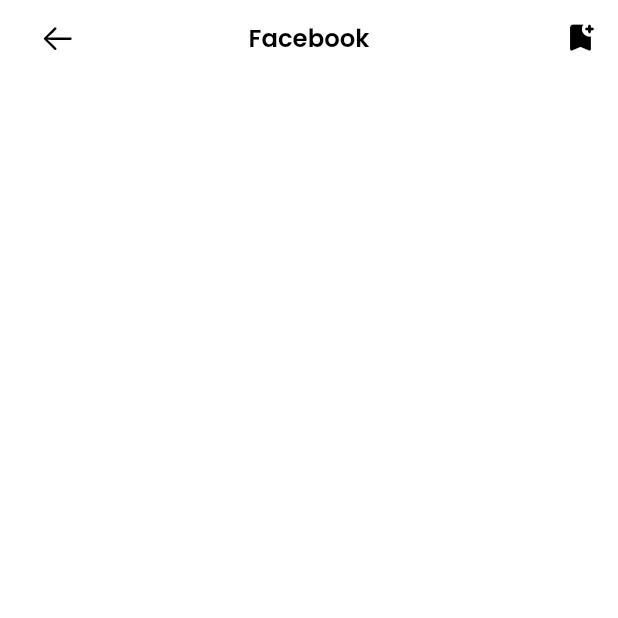
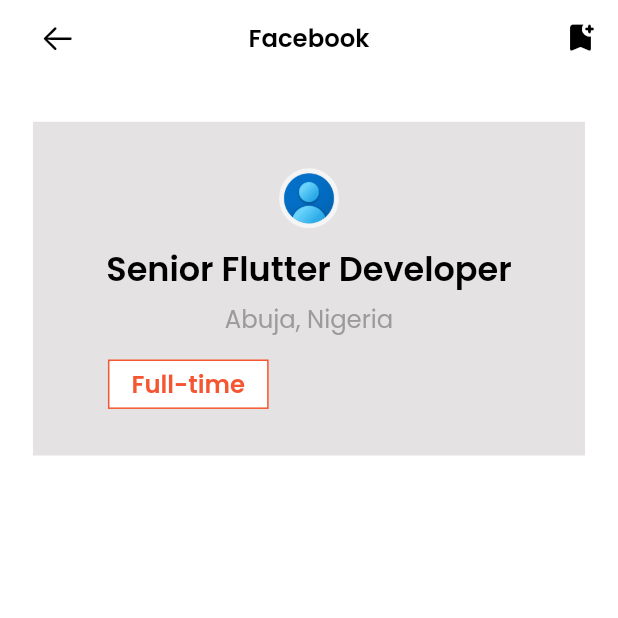
Before and after one commit to cjchika/joboard, a Flutter app: the JobPage screen opened directly, on a phone screen of 412 x 824 dp, the top half of it. Run offline on Flutter 3.47's test engine with Material 2 defaults, Android fonts, the phone set to English and light mode, and no system bars; our stand-ins replace flutter_animate, flutter_screenutil, flutter_svg, flutter_vector_icons, flutter_zoom_drawer, get and 5 more; accounts and stored records are empty.

Commit message:
Job Details Screen

```diff
--- a/lib/views/ui/jobs/job_page.dart
+++ b/lib/views/ui/jobs/job_page.dart
@@ -3,7 +3,11 @@ import 'package:flutter/material.dart';
 import 'package:flutter_screenutil/flutter_screenutil.dart';
 import 'package:get/get.dart';
 import 'package:get/get_core/src/get_main.dart';
+import 'package:joboard/constants/app_constants.dart';
 import 'package:joboard/views/common/app_bar.dart';
+import 'package:joboard/views/common/custom_outline_btn.dart';
+import 'package:joboard/views/common/exports.dart';
+import 'package:joboard/views/common/height_spacer.dart';
 
 class JobPage extends StatefulWidget {
   const JobPage({super.key, required this.title, required this.id});
@@ -20,17 +24,76 @@ class _JobPageState extends State<JobPage> {
   Widget build(BuildContext context) {
     return Scaffold(
       appBar: PreferredSize(
-          preferredSize: Size.fromHeight(50.h),
-          child: CustomAppBar(
-            text: widget.title,
-            actions: [Padding(
+        preferredSize: Size.fromHeight(50.h),
+        child: CustomAppBar(
+          text: widget.title,
+          actions: const [
+            Padding(
               padding: EdgeInsets.only(right: 13),
               child: Icon(Icons.bookmark_add_rounded),
-            )],
-              child: GestureDetector(
+            )
+          ],
+          child: GestureDetector(
             onTap: () => Get.back(),
             child: const Icon(CupertinoIcons.arrow_left),
-          ))),
+          ),
+        ),
+      ),
+      body: Padding(
+        padding: EdgeInsets.symmetric(horizontal: 20.w),
+        child: Stack(
+          children: [
+            ListView(
+              padding: EdgeInsets.zero,
+              children: [
+                const HeightSpacer(size: 30),
+                Container(
+                  width: width,
+                  height: height * 0.27,
+                  color: Color(kLightGrey.value),
+                  child: Column(
+                    mainAxisAlignment: MainAxisAlignment.center,
+                    children: [
+                      const CircleAvatar(
+                        backgroundImage: AssetImage("assets/images/user.png"),
+                      ),
+                      const HeightSpacer(size: 10),
+                      ReusableText(
+                        text: "Senior Flutter Developer",
+                        style:
+                            appstyle(22, Color(kDark.value), FontWeight.w600),
+                      ),
+                      const HeightSpacer(size: 5),
+                      ReusableText(
+                        text: "Abuja, Nigeria",
+                        style: appstyle(
+                            16, Color(kDarkGrey.value), FontWeight.normal),
+                      ),
+                      const HeightSpacer(size: 15),
+                      Padding(
+                        padding: const EdgeInsets.symmetric(horizontal: 50),
+                        child: Row(
+                          mainAxisAlignment: MainAxisAlignment.spaceBetween,
+                          children: [
+                            CustomOutlineBtn(
+                                width: width * 0.26,
+                                height: height*0.04,
+                                color2: Color(kLight.value),
+                                text: "Full-time",
+                                onTap: () {},
+                                color: Color(kOrange.value)),
+                            Row(children: [],)
+                          ],
+                        ),
+                      )
+                    ],
+                  ),
+                )
+              ],
+            )
+          ],
+        ),
+      ),
     );
   }
 }
```
